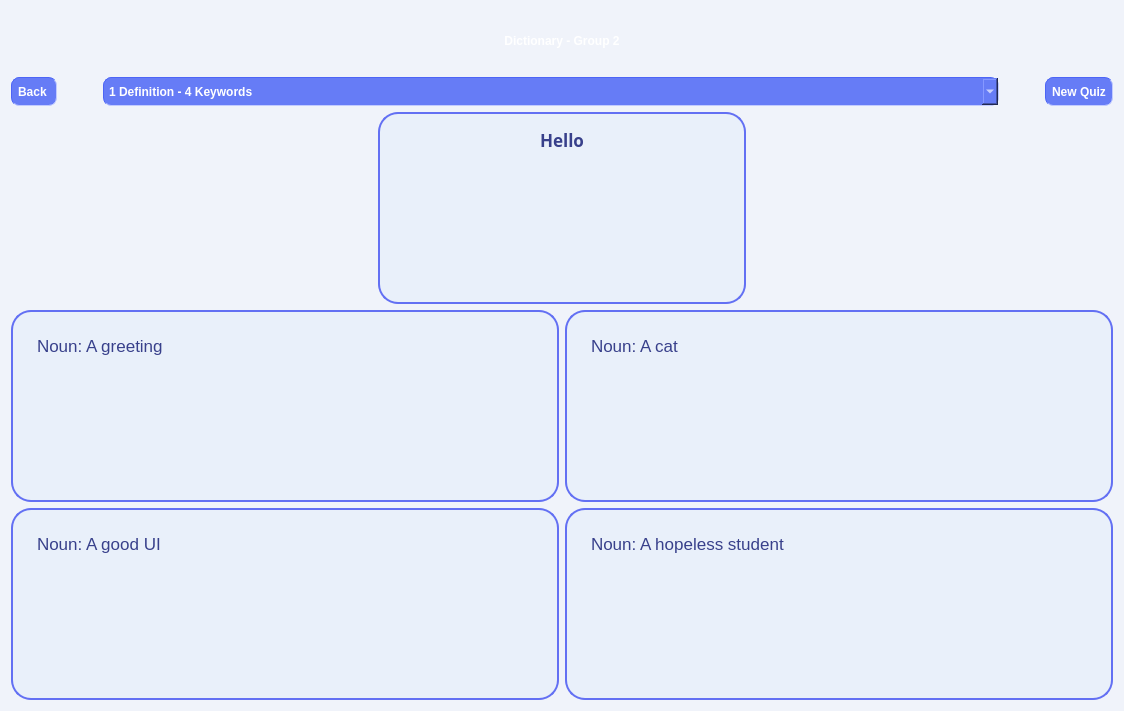
The window that quiz.ui (OHonSam/CS163_Group2_Dictionary) describes before a commit, drawn with Qt 5.
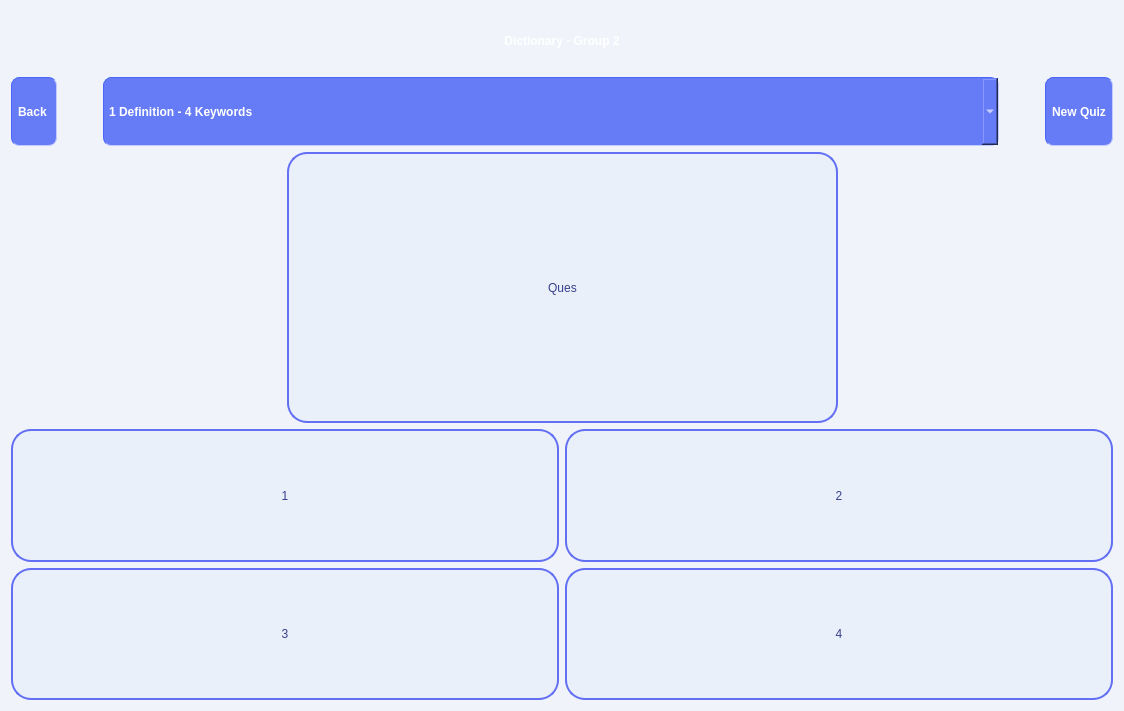
The same window after the commit. Icons and pictures are not drawn.

Patch:
```diff
--- a/quiz.ui
+++ b/quiz.ui
@@ -16,9 +16,7 @@
   <property name="styleSheet">
    <string notr="true">background-color: rgb(240, 243, 250);</string>
   </property>
-  <layout class="QFormLayout" name="formLayout">
-   <item row="0" column="0" colspan="2">
-    <layout class="QVBoxLayout" name="verticalLayout_2" stretch="0,2,0">
+  <layout class="QVBoxLayout" name="verticalLayout_2" stretch="1,2,2">
      <item>
       <layout class="QVBoxLayout" name="verticalLayout" stretch="0,3">
        <item>
@@ -178,72 +176,8 @@
       </layout>
      </item>
      <item>
-      <layout class="QHBoxLayout" name="horizontalLayout">
+    <layout class="QHBoxLayout" name="horizontalLayout" stretch="1,2,1">
        <item>
-        <layout class="QGridLayout" name="gridLayout_3">
-         <item row="1" column="2">
-          <spacer name="horizontalSpacer_6">
-           <property name="orientation">
-            <enum>Qt::Horizontal</enum>
-           </property>
-           <property name="sizeHint" stdset="0">
-            <size>
-             <width>40</width>
-             <height>20</height>
-            </size>
-           </property>
-          </spacer>
-         </item>
-         <item row="1" column="1">
-          <widget class="QTextBrowser" name="textBrowser_10">
-           <property name="sizePolicy">
-            <sizepolicy hsizetype="Expanding" vsizetype="Fixed">
-             <horstretch>0</horstretch>
-             <verstretch>0</verstretch>
-            </sizepolicy>
-           </property>
-           <property name="minimumSize">
-            <size>
-             <width>44</width>
-             <height>44</height>
-            </size>
-           </property>
-           <property name="font">
-            <font>
-             <family>Comfortaa</family>
-             <pointsize>13</pointsize>
-             <italic>false</italic>
-             <bold>false</bold>
-            </font>
-           </property>
-           <property name="autoFillBackground">
-            <bool>false</bool>
-           </property>
-           <property name="styleSheet">
-            <string notr="true">padding: 10px;
-border-width : 2px;
-border-style:solid;
-border-radius: 20px;
-  min-height: 20px;
-  min-width: 20px;
-background-color: rgb(233, 240, 250);
-border-color: rgb(99, 112, 243);
-font: 13pt &quot;Comfortaa&quot;;
-color: rgb(56, 64, 139);</string>
-           </property>
-           <property name="html">
-            <string>&lt;!DOCTYPE HTML PUBLIC &quot;-//W3C//DTD HTML 4.0//EN&quot; &quot;http://www.w3.org/TR/REC-html40/strict.dtd&quot;&gt;
-&lt;html&gt;&lt;head&gt;&lt;meta name=&quot;qrichtext&quot; content=&quot;1&quot; /&gt;&lt;meta charset=&quot;utf-8&quot; /&gt;&lt;style type=&quot;text/css&quot;&gt;
-p, li { white-space: pre-wrap; }
-hr { height: 1px; border-width: 0; }
-li.unchecked::marker { content: &quot;\2610&quot;; }
-li.checked::marker { content: &quot;\2612&quot;; }
-&lt;/style&gt;&lt;/head&gt;&lt;body style=&quot; font-family:'Comfortaa'; font-size:13pt; font-weight:400; font-style:normal;&quot;&gt;
-&lt;p align=&quot;center&quot; style=&quot; margin-top:0px; margin-bottom:0px; margin-left:0px; margin-right:0px; -qt-block-indent:0; text-indent:0px;&quot;&gt;&lt;span style=&quot; font-weight:700;&quot;&gt;Hello&lt;/span&gt;&lt;/p&gt;&lt;/body&gt;&lt;/html&gt;</string>
-           </property>
-          </widget>
-         </item>
-         <item row="1" column="0">
           <spacer name="horizontalSpacer_7">
            <property name="orientation">
             <enum>Qt::Horizontal</enum>
@@ -256,65 +190,78 @@
            </property>
           </spacer>
          </item>
-        </layout>
+     <item>
+      <widget class="QLabel" name="label_ques">
+       <property name="styleSheet">
+        <string notr="true">padding: 10px;
+border-width : 2px;
+border-style:solid;
+border-radius: 20px;
+  min-height: 20px;
+  min-width: 20px;
+background-color: rgb(233, 240, 250);
+border-color: rgb(99, 112, 243);
+font: 13pt &quot;Comfortaa&quot;;
+color: rgb(56, 64, 139);</string>
+       </property>
+       <property name="text">
+        <string>Ques</string>
+       </property>
+       <property name="alignment">
+        <set>Qt::AlignCenter</set>
+       </property>
+      </widget>
+     </item>
+     <item>
+      <spacer name="horizontalSpacer_6">
+       <property name="orientation">
+        <enum>Qt::Horizontal</enum>
+       </property>
+       <property name="sizeHint" stdset="0">
+        <size>
+         <width>40</width>
+         <height>20</height>
+        </size>
+       </property>
+      </spacer>
        </item>
       </layout>
      </item>
      <item>
       <layout class="QGridLayout" name="gridLayout">
-       <item row="1" column="1">
-        <widget class="QTextBrowser" name="textBrowser_9">
-         <property name="sizePolicy">
-          <sizepolicy hsizetype="Preferred" vsizetype="Fixed">
-           <horstretch>0</horstretch>
-           <verstretch>0</verstretch>
-          </sizepolicy>
-         </property>
-         <property name="minimumSize">
-          <size>
-           <width>64</width>
-           <height>64</height>
-          </size>
-         </property>
-         <property name="styleSheet">
-          <string notr="true">padding: 20px;
-border-width : 2px;
-border-style:solid;
-border-radius: 20px;
-  min-height: 20px;
-  min-width: 20px;
-background-color: rgb(233, 240, 250);
-border-color: rgb(99, 112, 243);
-font: 13pt &quot;Comfortaa&quot;;
-color: rgb(56, 64, 139);</string>
-         </property>
-         <property name="html">
-          <string>&lt;!DOCTYPE HTML PUBLIC &quot;-//W3C//DTD HTML 4.0//EN&quot; &quot;http://www.w3.org/TR/REC-html40/strict.dtd&quot;&gt;
-&lt;html&gt;&lt;head&gt;&lt;meta name=&quot;qrichtext&quot; content=&quot;1&quot; /&gt;&lt;meta charset=&quot;utf-8&quot; /&gt;&lt;style type=&quot;text/css&quot;&gt;
-p, li { white-space: pre-wrap; }
-hr { height: 1px; border-width: 0; }
-li.unchecked::marker { content: &quot;\2610&quot;; }
-li.checked::marker { content: &quot;\2612&quot;; }
-&lt;/style&gt;&lt;/head&gt;&lt;body style=&quot; font-family:'Comfortaa'; font-size:13pt; font-weight:400; font-style:normal;&quot;&gt;
-&lt;p style=&quot; margin-top:0px; margin-bottom:0px; margin-left:0px; margin-right:0px; -qt-block-indent:0; text-indent:0px;&quot;&gt;Noun: A hopeless student&lt;/p&gt;
-&lt;p style=&quot;-qt-paragraph-type:empty; margin-top:0px; margin-bottom:0px; margin-left:0px; margin-right:0px; -qt-block-indent:0; text-indent:0px;&quot;&gt;&lt;br /&gt;&lt;/p&gt;&lt;/body&gt;&lt;/html&gt;</string>
-         </property>
-        </widget>
-       </item>
        <item row="0" column="1">
-        <widget class="QTextBrowser" name="textBrowser_7">
+      <widget class="QPushButton" name="pushButton_c2">
          <property name="sizePolicy">
-          <sizepolicy hsizetype="Preferred" vsizetype="Fixed">
+        <sizepolicy hsizetype="Expanding" vsizetype="Expanding">
            <horstretch>0</horstretch>
            <verstretch>0</verstretch>
           </sizepolicy>
          </property>
-         <property name="minimumSize">
-          <size>
-           <width>64</width>
-           <height>64</height>
-          </size>
-         </property>
+       <property name="styleSheet">
+        <string notr="true">padding: 20px;
+border-width : 2px;
+border-style:solid;
+border-radius: 20px;
+  min-height: 20px;
+  min-width: 20px;
+background-color: rgb(233, 240, 250);
+border-color: rgb(99, 112, 243);
+font: 13pt &quot;Comfortaa&quot;;
+color: rgb(56, 64, 139);</string>
+       </property>
+       <property name="text">
+        <string>2</string>
+       </property>
+      </widget>
+     </item>
+     <item row="1" column="1">
+      <widget class="QPushButton" name="pushButton_c4">
+       <property name="sizePolicy">
+        <sizepolicy hsizetype="Expanding" vsizetype="Expanding">
+         <horstretch>0</horstretch>
+         <verstretch>0</verstretch>
+        </sizepolicy>
+       </property>
          <property name="styleSheet">
           <string notr="true">padding: 20px;
 border-width : 2px;
@@ -327,33 +274,19 @@
 font: 13pt &quot;Comfortaa&quot;;
 color: rgb(56, 64, 139);</string>
          </property>
-         <property name="html">
-          <string>&lt;!DOCTYPE HTML PUBLIC &quot;-//W3C//DTD HTML 4.0//EN&quot; &quot;http://www.w3.org/TR/REC-html40/strict.dtd&quot;&gt;
-&lt;html&gt;&lt;head&gt;&lt;meta name=&quot;qrichtext&quot; content=&quot;1&quot; /&gt;&lt;meta charset=&quot;utf-8&quot; /&gt;&lt;style type=&quot;text/css&quot;&gt;
-p, li { white-space: pre-wrap; }
-hr { height: 1px; border-width: 0; }
-li.unchecked::marker { content: &quot;\2610&quot;; }
-li.checked::marker { content: &quot;\2612&quot;; }
-&lt;/style&gt;&lt;/head&gt;&lt;body style=&quot; font-family:'Comfortaa'; font-size:13pt; font-weight:400; font-style:normal;&quot;&gt;
-&lt;p style=&quot; margin-top:0px; margin-bottom:0px; margin-left:0px; margin-right:0px; -qt-block-indent:0; text-indent:0px;&quot;&gt;Noun: A cat&lt;/p&gt;
-&lt;p style=&quot;-qt-paragraph-type:empty; margin-top:0px; margin-bottom:0px; margin-left:0px; margin-right:0px; -qt-block-indent:0; text-indent:0px;&quot;&gt;&lt;br /&gt;&lt;/p&gt;&lt;/body&gt;&lt;/html&gt;</string>
+       <property name="text">
+        <string>4</string>
          </property>
         </widget>
        </item>
        <item row="1" column="0">
-        <widget class="QTextBrowser" name="textBrowser_8">
+      <widget class="QPushButton" name="pushButton_c3">
          <property name="sizePolicy">
-          <sizepolicy hsizetype="Preferred" vsizetype="Fixed">
+        <sizepolicy hsizetype="Expanding" vsizetype="Expanding">
            <horstretch>0</horstretch>
            <verstretch>0</verstretch>
           </sizepolicy>
          </property>
-         <property name="minimumSize">
-          <size>
-           <width>64</width>
-           <height>64</height>
-          </size>
-         </property>
          <property name="styleSheet">
           <string notr="true">padding: 20px;
 border-width : 2px;
@@ -366,33 +299,19 @@
 font: 13pt &quot;Comfortaa&quot;;
 color: rgb(56, 64, 139);</string>
          </property>
-         <property name="html">
-          <string>&lt;!DOCTYPE HTML PUBLIC &quot;-//W3C//DTD HTML 4.0//EN&quot; &quot;http://www.w3.org/TR/REC-html40/strict.dtd&quot;&gt;
-&lt;html&gt;&lt;head&gt;&lt;meta name=&quot;qrichtext&quot; content=&quot;1&quot; /&gt;&lt;meta charset=&quot;utf-8&quot; /&gt;&lt;style type=&quot;text/css&quot;&gt;
-p, li { white-space: pre-wrap; }
-hr { height: 1px; border-width: 0; }
-li.unchecked::marker { content: &quot;\2610&quot;; }
-li.checked::marker { content: &quot;\2612&quot;; }
-&lt;/style&gt;&lt;/head&gt;&lt;body style=&quot; font-family:'Comfortaa'; font-size:13pt; font-weight:400; font-style:normal;&quot;&gt;
-&lt;p style=&quot; margin-top:0px; margin-bottom:0px; margin-left:0px; margin-right:0px; -qt-block-indent:0; text-indent:0px;&quot;&gt;Noun: A good UI&lt;/p&gt;
-&lt;p style=&quot;-qt-paragraph-type:empty; margin-top:0px; margin-bottom:0px; margin-left:0px; margin-right:0px; -qt-block-indent:0; text-indent:0px;&quot;&gt;&lt;br /&gt;&lt;/p&gt;&lt;/body&gt;&lt;/html&gt;</string>
+       <property name="text">
+        <string>3</string>
          </property>
         </widget>
        </item>
        <item row="0" column="0">
-        <widget class="QTextBrowser" name="textBrowser_3">
+      <widget class="QPushButton" name="pushButton_c1">
          <property name="sizePolicy">
-          <sizepolicy hsizetype="Preferred" vsizetype="Fixed">
+        <sizepolicy hsizetype="Expanding" vsizetype="Expanding">
            <horstretch>0</horstretch>
            <verstretch>0</verstretch>
           </sizepolicy>
          </property>
-         <property name="minimumSize">
-          <size>
-           <width>64</width>
-           <height>64</height>
-          </size>
-         </property>
          <property name="styleSheet">
           <string notr="true">padding: 20px;
 border-width : 2px;
@@ -405,20 +324,10 @@
 font: 13pt &quot;Comfortaa&quot;;
 color: rgb(56, 64, 139);</string>
          </property>
-         <property name="html">
-          <string>&lt;!DOCTYPE HTML PUBLIC &quot;-//W3C//DTD HTML 4.0//EN&quot; &quot;http://www.w3.org/TR/REC-html40/strict.dtd&quot;&gt;
-&lt;html&gt;&lt;head&gt;&lt;meta name=&quot;qrichtext&quot; content=&quot;1&quot; /&gt;&lt;meta charset=&quot;utf-8&quot; /&gt;&lt;style type=&quot;text/css&quot;&gt;
-p, li { white-space: pre-wrap; }
-hr { height: 1px; border-width: 0; }
-li.unchecked::marker { content: &quot;\2610&quot;; }
-li.checked::marker { content: &quot;\2612&quot;; }
-&lt;/style&gt;&lt;/head&gt;&lt;body style=&quot; font-family:'Comfortaa'; font-size:13pt; font-weight:400; font-style:normal;&quot;&gt;
-&lt;p style=&quot; margin-top:0px; margin-bottom:0px; margin-left:0px; margin-right:0px; -qt-block-indent:0; text-indent:0px;&quot;&gt;Noun: A greeting &lt;/p&gt;
-&lt;p style=&quot;-qt-paragraph-type:empty; margin-top:0px; margin-bottom:0px; margin-left:0px; margin-right:0px; -qt-block-indent:0; text-indent:0px;&quot;&gt;&lt;br /&gt;&lt;/p&gt;&lt;/body&gt;&lt;/html&gt;</string>
-         </property>
-        </widget>
-       </item>
-      </layout>
+       <property name="text">
+        <string>1</string>
+       </property>
+      </widget>
      </item>
     </layout>
    </item>
```
Left out of the diff: 2 changed lines with no effect on the pictures. Lines whose indentation alone changed are shown as unchanged.
